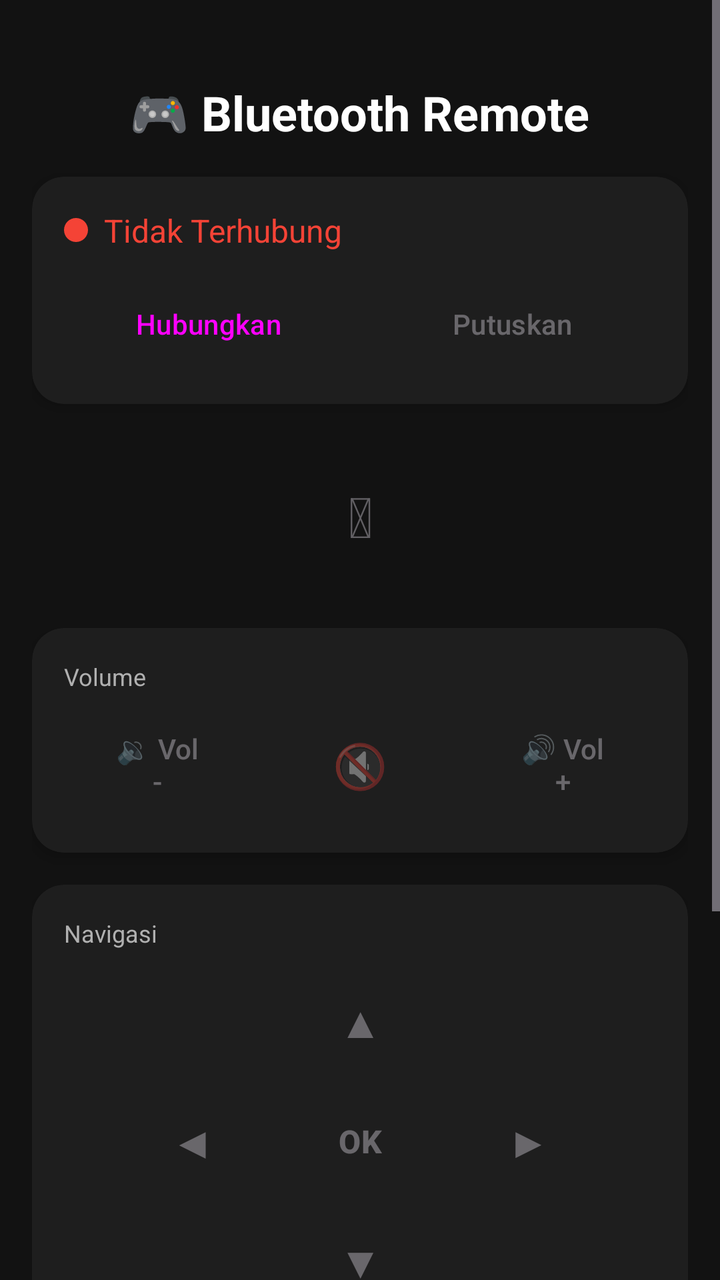
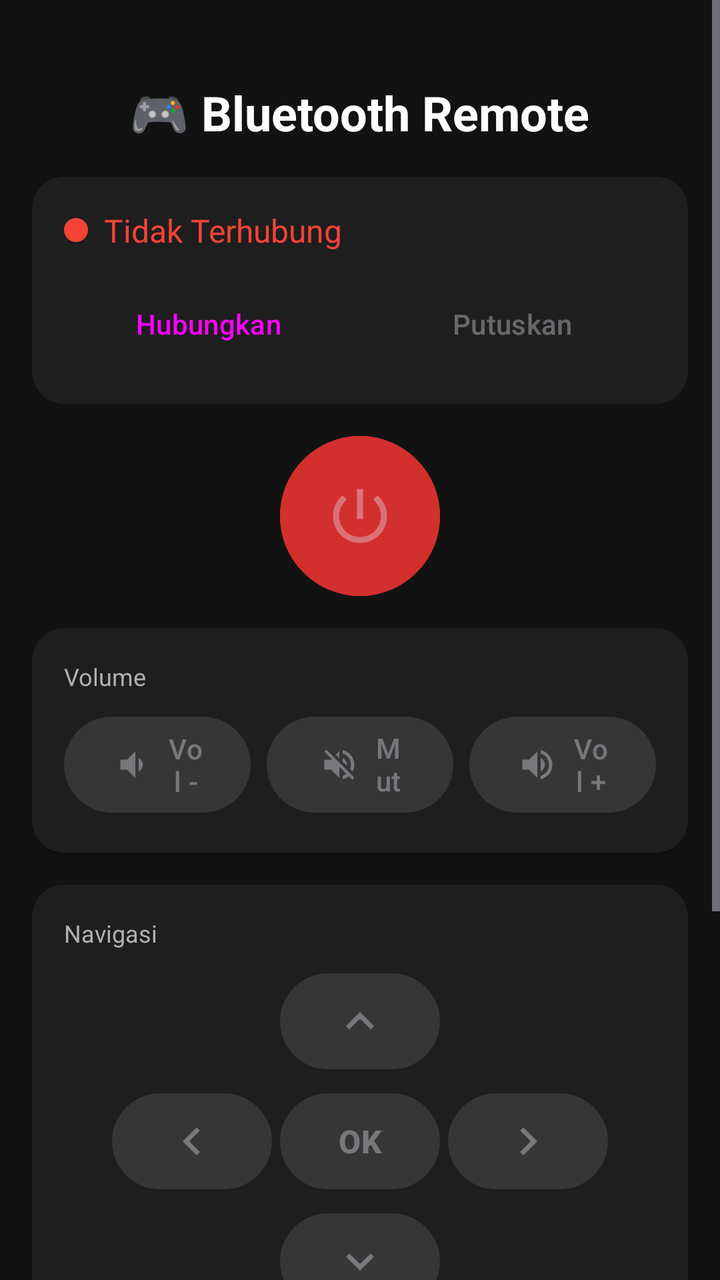

An Android layout rendered at two revisions. The XML below is the earlier revision; the diff shows what the commit changed to produce the second picture.
<!-- AndroidManifest.xml: application theme Theme.BluetoothRemote -->
<!-- res/layout/activity_main.xml -->
<?xml version="1.0" encoding="utf-8"?>
<ScrollView xmlns:android="http://schemas.android.com/apk/res/android"
    xmlns:app="http://schemas.android.com/apk/res-auto"
    android:layout_width="match_parent"
    android:layout_height="match_parent"
    android:background="@color/background_dark">

    <LinearLayout
        android:layout_width="match_parent"
        android:layout_height="wrap_content"
        android:orientation="vertical"
        android:padding="16dp">

        
        <LinearLayout
            android:layout_width="match_parent"
            android:layout_height="wrap_content"
            android:orientation="vertical"
            android:gravity="center"
            android:paddingTop="24dp"
            android:paddingBottom="16dp">

            <TextView
                android:layout_width="wrap_content"
                android:layout_height="wrap_content"
                android:text="🎮 Bluetooth Remote"
                android:textSize="24sp"
                android:textStyle="bold"
                android:textColor="@color/text_primary"/>

        </LinearLayout>

        
        <androidx.cardview.widget.CardView
            android:layout_width="match_parent"
            android:layout_height="wrap_content"
            android:layout_marginBottom="16dp"
            app:cardBackgroundColor="@color/card_background"
            app:cardCornerRadius="16dp"
            app:cardElevation="4dp">

            <LinearLayout
                android:layout_width="match_parent"
                android:layout_height="wrap_content"
                android:orientation="vertical"
                android:padding="16dp">

                <LinearLayout
                    android:layout_width="match_parent"
                    android:layout_height="wrap_content"
                    android:orientation="horizontal"
                    android:gravity="center_vertical">

                    <View
                        android:id="@+id/statusIndicator"
                        android:layout_width="12dp"
                        android:layout_height="12dp"
                        android:background="@drawable/indicator_disconnected"/>

                    <TextView
                        android:id="@+id/tvStatus"
                        android:layout_width="0dp"
                        android:layout_height="wrap_content"
                        android:layout_weight="1"
                        android:layout_marginStart="8dp"
                        android:text="Tidak Terhubung"
                        android:textSize="16sp"
                        android:textColor="@color/status_disconnected"/>

                </LinearLayout>

                <TextView
                    android:id="@+id/tvDeviceName"
                    android:layout_width="wrap_content"
                    android:layout_height="wrap_content"
                    android:layout_marginTop="4dp"
                    android:textSize="13sp"
                    android:textColor="@color/text_secondary"
                    android:visibility="gone"/>

                <LinearLayout
                    android:layout_width="match_parent"
                    android:layout_height="wrap_content"
                    android:orientation="horizontal"
                    android:layout_marginTop="12dp">

                    <Button
                        android:id="@+id/btnConnect"
                        android:layout_width="0dp"
                        android:layout_height="wrap_content"
                        android:layout_weight="1"
                        android:layout_marginEnd="8dp"
                        android:text="Hubungkan"
                        style="@style/Widget.Material3.Button"/>

                    <Button
                        android:id="@+id/btnDisconnect"
                        android:layout_width="0dp"
                        android:layout_height="wrap_content"
                        android:layout_weight="1"
                        android:enabled="false"
                        android:text="Putuskan"
                        style="@style/Widget.Material3.Button.TonalButton"/>

                </LinearLayout>

            </LinearLayout>

        </androidx.cardview.widget.CardView>

        
        <LinearLayout
            android:layout_width="match_parent"
            android:layout_height="wrap_content"
            android:gravity="center"
            android:layout_marginBottom="16dp">

            <Button
                android:id="@+id/btnPower"
                android:layout_width="80dp"
                android:layout_height="80dp"
                android:text="⏻"
                android:textSize="28sp"
                android:backgroundTint="@color/power_red"
                style="@style/Widget.Material3.Button"
                android:enabled="false"/>

        </LinearLayout>

        
        <androidx.cardview.widget.CardView
            android:layout_width="match_parent"
            android:layout_height="wrap_content"
            android:layout_marginBottom="16dp"
            app:cardBackgroundColor="@color/card_background"
            app:cardCornerRadius="16dp"
            app:cardElevation="4dp">

            <LinearLayout
                android:layout_width="match_parent"
                android:layout_height="wrap_content"
                android:orientation="vertical"
                android:padding="16dp">

                <TextView
                    android:layout_width="wrap_content"
                    android:layout_height="wrap_content"
                    android:text="Volume"
                    android:textColor="@color/text_secondary"
                    android:textSize="12sp"
                    android:layout_marginBottom="8dp"/>

                <LinearLayout
                    android:layout_width="match_parent"
                    android:layout_height="wrap_content"
                    android:orientation="horizontal"
                    android:gravity="center">

                    <Button
                        android:id="@+id/btnVolDown"
                        android:layout_width="0dp"
                        android:layout_height="56dp"
                        android:layout_weight="1"
                        android:layout_marginEnd="8dp"
                        android:text="🔉 Vol -"
                        android:enabled="false"
                        style="@style/Widget.Material3.Button.TonalButton"/>

                    <Button
                        android:id="@+id/btnMute"
                        android:layout_width="0dp"
                        android:layout_height="56dp"
                        android:layout_weight="1"
                        android:layout_marginEnd="8dp"
                        android:text="🔇"
                        android:textSize="22sp"
                        android:enabled="false"
                        style="@style/Widget.Material3.Button.TonalButton"/>

                    <Button
                        android:id="@+id/btnVolUp"
                        android:layout_width="0dp"
                        android:layout_height="56dp"
                        android:layout_weight="1"
                        android:text="🔊 Vol +"
                        android:enabled="false"
                        style="@style/Widget.Material3.Button.TonalButton"/>

                </LinearLayout>

            </LinearLayout>

        </androidx.cardview.widget.CardView>

        
        <androidx.cardview.widget.CardView
            android:layout_width="match_parent"
            android:layout_height="wrap_content"
            android:layout_marginBottom="16dp"
            app:cardBackgroundColor="@color/card_background"
            app:cardCornerRadius="16dp"
            app:cardElevation="4dp">

            <LinearLayout
                android:layout_width="match_parent"
                android:layout_height="wrap_content"
                android:orientation="vertical"
                android:padding="16dp">

                <TextView
                    android:layout_width="wrap_content"
                    android:layout_height="wrap_content"
                    android:text="Navigasi"
                    android:textColor="@color/text_secondary"
                    android:textSize="12sp"
                    android:layout_marginBottom="8dp"/>

                
                <LinearLayout
                    android:layout_width="match_parent"
                    android:layout_height="wrap_content"
                    android:gravity="center"
                    android:layout_marginBottom="4dp">
                    <Button
                        android:id="@+id/btnUp"
                        android:layout_width="80dp"
                        android:layout_height="56dp"
                        android:text="▲"
                        android:textSize="22sp"
                        android:enabled="false"
                        style="@style/Widget.Material3.Button.TonalButton"/>
                </LinearLayout>

                
                <LinearLayout
                    android:layout_width="match_parent"
                    android:layout_height="wrap_content"
                    android:gravity="center"
                    android:layout_marginBottom="4dp">
                    <Button
                        android:id="@+id/btnLeft"
                        android:layout_width="80dp"
                        android:layout_height="56dp"
                        android:text="◀"
                        android:textSize="22sp"
                        android:layout_marginEnd="4dp"
                        android:enabled="false"
                        style="@style/Widget.Material3.Button.TonalButton"/>
                    <Button
                        android:id="@+id/btnOk"
                        android:layout_width="80dp"
                        android:layout_height="56dp"
                        android:text="OK"
                        android:textSize="16sp"
                        android:textStyle="bold"
                        android:layout_marginEnd="4dp"
                        android:enabled="false"
                        style="@style/Widget.Material3.Button"/>
                    <Button
                        android:id="@+id/btnRight"
                        android:layout_width="80dp"
                        android:layout_height="56dp"
                        android:text="▶"
                        android:textSize="22sp"
                        android:enabled="false"
                        style="@style/Widget.Material3.Button.TonalButton"/>
                </LinearLayout>

                
                <LinearLayout
                    android:layout_width="match_parent"
                    android:layout_height="wrap_content"
                    android:gravity="center"
                    android:layout_marginBottom="8dp">
                    <Button
                        android:id="@+id/btnDown"
                        android:layout_width="80dp"
                        android:layout_height="56dp"
                        android:text="▼"
                        android:textSize="22sp"
                        android:enabled="false"
                        style="@style/Widget.Material3.Button.TonalButton"/>
                </LinearLayout>

                
                <LinearLayout
                    android:layout_width="match_parent"
                    android:layout_height="wrap_content"
                    android:gravity="center">

                    <Button
                        android:id="@+id/btnBack"
                        android:layout_width="0dp"
                        android:layout_height="48dp"
                        android:layout_weight="1"
                        android:layout_marginEnd="4dp"
                        android:text="⬅ Back"
                        android:enabled="false"
                        style="@style/Widget.Material3.Button.TonalButton"/>

                    <Button
                        android:id="@+id/btnHome"
                        android:layout_width="0dp"
                        android:layout_height="48dp"
                        android:layout_weight="1"
                        android:layout_marginEnd="4dp"
                        android:text="🏠"
                        android:textSize="20sp"
                        android:enabled="false"
                        style="@style/Widget.Material3.Button.TonalButton"/>

                    <Button
                        android:id="@+id/btnMenu"
                        android:layout_width="0dp"
                        android:layout_height="48dp"
                        android:layout_weight="1"
                        android:text="☰ Menu"
                        android:enabled="false"
                        style="@style/Widget.Material3.Button.TonalButton"/>

                </LinearLayout>

            </LinearLayout>

        </androidx.cardview.widget.CardView>

        
        <androidx.cardview.widget.CardView
            android:layout_width="match_parent"
            android:layout_height="wrap_content"
            android:layout_marginBottom="24dp"
            app:cardBackgroundColor="@color/card_background"
            app:cardCornerRadius="16dp"
            app:cardElevation="4dp">

            <LinearLayout
                android:layout_width="match_parent"
                android:layout_height="wrap_content"
                android:orientation="vertical"
                android:padding="16dp">

                <TextView
                    android:layout_width="wrap_content"
                    android:layout_height="wrap_content"
                    android:text="Media"
                    android:textColor="@color/text_secondary"
                    android:textSize="12sp"
                    android:layout_marginBottom="8dp"/>

                <LinearLayout
                    android:layout_width="match_parent"
                    android:layout_height="wrap_content"
                    android:gravity="center">

                    <Button
                        android:id="@+id/btnPlay"
                        android:layout_width="0dp"
                        android:layout_height="56dp"
                        android:layout_weight="1"
                        android:layout_marginEnd="4dp"
                        android:text="▶ Play"
                        android:enabled="false"
                        style="@style/Widget.Material3.Button.TonalButton"/>

                    <Button
                        android:id="@+id/btnPause"
                        android:layout_width="0dp"
                        android:layout_height="56dp"
                        android:layout_weight="1"
                        android:layout_marginEnd="4dp"
                        android:text="⏸ Pause"
                        android:enabled="false"
                        style="@style/Widget.Material3.Button.TonalButton"/>

                    <Button
                        android:id="@+id/btnStop"
                        android:layout_width="0dp"
                        android:layout_height="56dp"
                        android:layout_weight="1"
                        android:text="⏹ Stop"
                        android:enabled="false"
                        style="@style/Widget.Material3.Button.TonalButton"/>

                </LinearLayout>

            </LinearLayout>

        </androidx.cardview.widget.CardView>

    </LinearLayout>

</ScrollView>
<!-- resources referenced by this layout -->
<resources>
  <!-- unchanged entries left out for length: 11 -->
</resources>

<!-- the commit's change to res/layout/activity_main.xml (unified diff, before → after) -->
@@ -115,13 +115,20 @@
             android:gravity="center"
             android:layout_marginBottom="16dp">
 
-            <Button
+            <com.google.android.material.button.MaterialButton
                 android:id="@+id/btnPower"
                 android:layout_width="80dp"
                 android:layout_height="80dp"
-                android:text="⏻"
-                android:textSize="28sp"
                 android:backgroundTint="@color/power_red"
+                app:icon="@drawable/ic_power"
+                app:iconSize="36dp"
+                app:iconGravity="textStart"
+                app:iconPadding="0dp"
+                android:insetTop="0dp"
+                android:insetBottom="0dp"
+                android:insetLeft="0dp"
+                android:insetRight="0dp"
+                app:cornerRadius="40dp"
                 style="@style/Widget.Material3.Button"
                 android:enabled="false"/>
 
@@ -156,33 +163,41 @@
                     android:orientation="horizontal"
                     android:gravity="center">
 
-                    <Button
+                    <com.google.android.material.button.MaterialButton
                         android:id="@+id/btnVolDown"
                         android:layout_width="0dp"
                         android:layout_height="56dp"
                         android:layout_weight="1"
                         android:layout_marginEnd="8dp"
-                        android:text="🔉 Vol -"
-                        android:enabled="false"
-                        style="@style/Widget.Material3.Button.TonalButton"/>
-
-                    <Button
+                        android:text="Vol -"
+                        app:icon="@drawable/ic_volume_down"
+                        app:iconSize="20dp"
+                        app:iconGravity="textStart"
+                        android:enabled="false"
+                        style="@style/Widget.Material3.Button.TonalButton"/>
+
+                    <com.google.android.material.button.MaterialButton
                         android:id="@+id/btnMute"
                         android:layout_width="0dp"
                         android:layout_height="56dp"
                         android:layout_weight="1"
                         android:layout_marginEnd="8dp"
-                        android:text="🔇"
-                        android:textSize="22sp"
-                        android:enabled="false"
-                        style="@style/Widget.Material3.Button.TonalButton"/>
-
-                    <Button
+                        android:text="Mute"
+                        app:icon="@drawable/ic_volume_mute"
+                        app:iconSize="20dp"
+                        app:iconGravity="textStart"
+                        android:enabled="false"
+                        style="@style/Widget.Material3.Button.TonalButton"/>
+
+                    <com.google.android.material.button.MaterialButton
                         android:id="@+id/btnVolUp"
                         android:layout_width="0dp"
                         android:layout_height="56dp"
                         android:layout_weight="1"
-                        android:text="🔊 Vol +"
+                        android:text="Vol +"
+                        app:icon="@drawable/ic_volume_up"
+                        app:iconSize="20dp"
+                        app:iconGravity="textStart"
                         android:enabled="false"
                         style="@style/Widget.Material3.Button.TonalButton"/>
 
@@ -221,12 +236,14 @@
                     android:layout_height="wrap_content"
                     android:gravity="center"
                     android:layout_marginBottom="4dp">
-                    <Button
+                    <com.google.android.material.button.MaterialButton
                         android:id="@+id/btnUp"
                         android:layout_width="80dp"
                         android:layout_height="56dp"
-                        android:text="▲"
-                        android:textSize="22sp"
+                        app:icon="@drawable/ic_arrow_up"
+                        app:iconSize="28dp"
+                        app:iconGravity="textStart"
+                        app:iconPadding="0dp"
                         android:enabled="false"
                         style="@style/Widget.Material3.Button.TonalButton"/>
                 </LinearLayout>
@@ -237,16 +254,18 @@
                     android:layout_height="wrap_content"
                     android:gravity="center"
                     android:layout_marginBottom="4dp">
-                    <Button
+                    <com.google.android.material.button.MaterialButton
                         android:id="@+id/btnLeft"
                         android:layout_width="80dp"
                         android:layout_height="56dp"
-                        android:text="◀"
-                        android:textSize="22sp"
-                        android:layout_marginEnd="4dp"
-                        android:enabled="false"
-                        style="@style/Widget.Material3.Button.TonalButton"/>
-                    <Button
+                        app:icon="@drawable/ic_arrow_left"
+                        app:iconSize="28dp"
+                        app:iconGravity="textStart"
+                        app:iconPadding="0dp"
+                        android:layout_marginEnd="4dp"
+                        android:enabled="false"
+                        style="@style/Widget.Material3.Button.TonalButton"/>
+                    <com.google.android.material.button.MaterialButton
                         android:id="@+id/btnOk"
                         android:layout_width="80dp"
                         android:layout_height="56dp"
@@ -256,12 +275,14 @@
                         android:layout_marginEnd="4dp"
                         android:enabled="false"
                         style="@style/Widget.Material3.Button"/>
-                    <Button
+                    <com.google.android.material.button.MaterialButton
                         android:id="@+id/btnRight"
                         android:layout_width="80dp"
                         android:layout_height="56dp"
-                        android:text="▶"
-                        android:textSize="22sp"
+                        app:icon="@drawable/ic_arrow_right"
+                        app:iconSize="28dp"
+                        app:iconGravity="textStart"
+                        app:iconPadding="0dp"
                         android:enabled="false"
                         style="@style/Widget.Material3.Button.TonalButton"/>
                 </LinearLayout>
@@ -272,12 +293,14 @@
                     android:layout_height="wrap_content"
                     android:gravity="center"
                     android:layout_marginBottom="8dp">
-                    <Button
+                    <com.google.android.material.button.MaterialButton
                         android:id="@+id/btnDown"
                         android:layout_width="80dp"
                         android:layout_height="56dp"
-                        android:text="▼"
-                        android:textSize="22sp"
+                        app:icon="@drawable/ic_arrow_down"
+                        app:iconSize="28dp"
+                        app:iconGravity="textStart"
+                        app:iconPadding="0dp"
                         android:enabled="false"
                         style="@style/Widget.Material3.Button.TonalButton"/>
                 </LinearLayout>
@@ -288,33 +311,41 @@
                     android:layout_height="wrap_content"
                     android:gravity="center">
 
-                    <Button
+                    <com.google.android.material.button.MaterialButton
                         android:id="@+id/btnBack"
                         android:layout_width="0dp"
                         android:layout_height="48dp"
                         android:layout_weight="1"
                         android:layout_marginEnd="4dp"
-                        android:text="⬅ Back"
-                        android:enabled="false"
-                        style="@style/Widget.Material3.Button.TonalButton"/>
-
-                    <Button
+                        android:text="Back"
+                        app:icon="@drawable/ic_arrow_back"
+                        app:iconSize="18dp"
+                        app:iconGravity="textStart"
+                        android:enabled="false"
+                        style="@style/Widget.Material3.Button.TonalButton"/>
+
+                    <com.google.android.material.button.MaterialButton
                         android:id="@+id/btnHome"
                         android:layout_width="0dp"
                         android:layout_height="48dp"
                         android:layout_weight="1"
                         android:layout_marginEnd="4dp"
-                        android:text="🏠"
-                        android:textSize="20sp"
-                        android:enabled="false"
-                        style="@style/Widget.Material3.Button.TonalButton"/>
-
-                    <Button
+                        android:text="Home"
+                        app:icon="@drawable/ic_home"
+                        app:iconSize="18dp"
+                        app:iconGravity="textStart"
+                        android:enabled="false"
+                        style="@style/Widget.Material3.Button.TonalButton"/>
+
+                    <com.google.android.material.button.MaterialButton
                         android:id="@+id/btnMenu"
                         android:layout_width="0dp"
                         android:layout_height="48dp"
                         android:layout_weight="1"
-                        android:text="☰ Menu"
+                        android:text="Menu"
+                        app:icon="@drawable/ic_menu"
+                        app:iconSize="18dp"
+                        app:iconGravity="textStart"
                         android:enabled="false"
                         style="@style/Widget.Material3.Button.TonalButton"/>
 
@@ -352,32 +383,41 @@
                     android:layout_height="wrap_content"
                     android:gravity="center">
 
-                    <Button
+                    <com.google.android.material.button.MaterialButton
                         android:id="@+id/btnPlay"
                         android:layout_width="0dp"
                         android:layout_height="56dp"
                         android:layout_weight="1"
                         android:layout_marginEnd="4dp"
-                        android:text="▶ Play"
-                        android:enabled="false"
-                        style="@style/Widget.Material3.Button.TonalButton"/>
-
-                    <Button
+                        android:text="Play"
+                        app:icon="@drawable/ic_play"
+                        app:iconSize="20dp"
+                        app:iconGravity="textStart"
+                        android:enabled="false"
+                        style="@style/Widget.Material3.Button.TonalButton"/>
+
+                    <com.google.android.material.button.MaterialButton
                         android:id="@+id/btnPause"
                         android:layout_width="0dp"
                         android:layout_height="56dp"
                         android:layout_weight="1"
                         android:layout_marginEnd="4dp"
-                        android:text="⏸ Pause"
-                        android:enabled="false"
-                        style="@style/Widget.Material3.Button.TonalButton"/>
-
-                    <Button
+                        android:text="Pause"
+                        app:icon="@drawable/ic_pause"
+                        app:iconSize="20dp"
+                        app:iconGravity="textStart"
+                        android:enabled="false"
+                        style="@style/Widget.Material3.Button.TonalButton"/>
+
+                    <com.google.android.material.button.MaterialButton
                         android:id="@+id/btnStop"
                         android:layout_width="0dp"
                         android:layout_height="56dp"
                         android:layout_weight="1"
-                        android:text="⏹ Stop"
+                        android:text="Stop"
+                        app:icon="@drawable/ic_stop"
+                        app:iconSize="20dp"
+                        app:iconGravity="textStart"
                         android:enabled="false"
                         style="@style/Widget.Material3.Button.TonalButton"/>
 
<!-- resource entries referenced after the edit -->
@@ -1,5 +1,145 @@
 <!-- resources referenced by this layout -->
 <resources>
+  <!-- drawable ic_arrow_back (drawable) -->
+  <vector xmlns:android="http://schemas.android.com/apk/res/android"
+      android:width="24dp"
+      android:height="24dp"
+      android:viewportWidth="24.0"
+      android:viewportHeight="24.0">
+      <path
+          android:fillColor="@android:color/white"
+          android:pathData="M20,11H7.83l5.59,-5.59L12,4l-8,8 8,8 1.41,-1.41L7.83,13H20v-2z"/>
+  </vector>
+  <!-- drawable ic_arrow_down (drawable) -->
+  <vector xmlns:android="http://schemas.android.com/apk/res/android"
+      android:width="24dp"
+      android:height="24dp"
+      android:viewportWidth="24.0"
+      android:viewportHeight="24.0">
+      <path
+          android:fillColor="@android:color/white"
+          android:pathData="M7.41,8.59L12,13.17l4.59,-4.58L18,10l-6,6 -6,-6 1.41,-1.41z"/>
+  </vector>
+  <!-- drawable ic_arrow_left (drawable) -->
+  <vector xmlns:android="http://schemas.android.com/apk/res/android"
+      android:width="24dp"
+      android:height="24dp"
+      android:viewportWidth="24.0"
+      android:viewportHeight="24.0">
+      <path
+          android:fillColor="@android:color/white"
+          android:pathData="M15.41,16.59L10.83,12l4.58,-4.59L14,6l-6,6 6,6 1.41,-1.41z"/>
+  </vector>
+  <!-- drawable ic_arrow_right (drawable) -->
+  <vector xmlns:android="http://schemas.android.com/apk/res/android"
+      android:width="24dp"
+      android:height="24dp"
+      android:viewportWidth="24.0"
+      android:viewportHeight="24.0">
+      <path
+          android:fillColor="@android:color/white"
+          android:pathData="M8.59,16.59L13.17,12 8.59,7.41 10,6l6,6 -6,6 -1.41,-1.41z"/>
+  </vector>
+  <!-- drawable ic_arrow_up (drawable) -->
+  <vector xmlns:android="http://schemas.android.com/apk/res/android"
+      android:width="24dp"
+      android:height="24dp"
+      android:viewportWidth="24.0"
+      android:viewportHeight="24.0">
+      <path
+          android:fillColor="@android:color/white"
+          android:pathData="M7.41,15.41L12,10.83l4.59,4.58L18,14l-6,-6 -6,6z"/>
+  </vector>
+  <!-- drawable ic_home (drawable) -->
+  <vector xmlns:android="http://schemas.android.com/apk/res/android"
+      android:width="24dp"
+      android:height="24dp"
+      android:viewportWidth="24.0"
+      android:viewportHeight="24.0">
+      <path
+          android:fillColor="@android:color/white"
+          android:pathData="M10,20v-6h4v6h5v-8h3L12,3 2,12h3v8z"/>
+  </vector>
+  <!-- drawable ic_menu (drawable) -->
+  <vector xmlns:android="http://schemas.android.com/apk/res/android"
+      android:width="24dp"
+      android:height="24dp"
+      android:viewportWidth="24.0"
+      android:viewportHeight="24.0">
+      <path
+          android:fillColor="@android:color/white"
+          android:pathData="M3,18h18v-2H3v2zm0,-5h18v-2H3v2zm0,-7v2h18V6H3z"/>
+  </vector>
+  <!-- drawable ic_pause (drawable) -->
+  <vector xmlns:android="http://schemas.android.com/apk/res/android"
+      android:width="24dp"
+      android:height="24dp"
+      android:viewportWidth="24.0"
+      android:viewportHeight="24.0">
+      <path
+          android:fillColor="@android:color/white"
+          android:pathData="M6,19h4V5H6v14zm8,-14v14h4V5h-4z"/>
+  </vector>
+  <!-- drawable ic_play (drawable) -->
+  <vector xmlns:android="http://schemas.android.com/apk/res/android"
+      android:width="24dp"
+      android:height="24dp"
+      android:viewportWidth="24.0"
+      android:viewportHeight="24.0">
+      <path
+          android:fillColor="@android:color/white"
+          android:pathData="M8,5v14l11,-7z"/>
+  </vector>
+  <!-- drawable ic_power (drawable) -->
+  <vector xmlns:android="http://schemas.android.com/apk/res/android"
+      android:width="24dp"
+      android:height="24dp"
+      android:viewportWidth="24.0"
+      android:viewportHeight="24.0">
+      <path
+          android:fillColor="@android:color/white"
+          android:pathData="M13,3h-2v10h2V3zm4.83,2.17l-1.42,1.42C17.99,7.86 19,9.81 19,12c0,3.87 -3.13,7 -7,7s-7,-3.13 -7,-7c0,-2.19 1.01,-4.14 2.58,-5.42L6.17,5.17C4.23,6.82 3,9.26 3,12c0,4.97 4.03,9 9,9s9,-4.03 9,-9c0,-2.74 -1.23,-5.18 -3.17,-6.83z"/>
+  </vector>
+  <!-- drawable ic_stop (drawable) -->
+  <vector xmlns:android="http://schemas.android.com/apk/res/android"
+      android:width="24dp"
+      android:height="24dp"
+      android:viewportWidth="24.0"
+      android:viewportHeight="24.0">
+      <path
+          android:fillColor="@android:color/white"
+          android:pathData="M6,6h12v12H6z"/>
+  </vector>
+  <!-- drawable ic_volume_down (drawable) -->
+  <vector xmlns:android="http://schemas.android.com/apk/res/android"
+      android:width="24dp"
+      android:height="24dp"
+      android:viewportWidth="24.0"
+      android:viewportHeight="24.0">
+      <path
+          android:fillColor="@android:color/white"
+          android:pathData="M18.5,12c0,-1.77 -1.02,-3.29 -2.5,-4.03v8.05c1.48,-0.73 2.5,-2.25 2.5,-4.02zM5,9v6h4l5,5V4L9,9H5z"/>
+  </vector>
+  <!-- drawable ic_volume_mute (drawable) -->
+  <vector xmlns:android="http://schemas.android.com/apk/res/android"
+      android:width="24dp"
+      android:height="24dp"
+      android:viewportWidth="24.0"
+      android:viewportHeight="24.0">
+      <path
+          android:fillColor="@android:color/white"
+          android:pathData="M16.5,12c0,-1.77 -1.02,-3.29 -2.5,-4.03v2.21l2.45,2.45c0.03,-0.2 0.05,-0.41 0.05,-0.63zm2.5,0c0,0.94 -0.2,1.82 -0.54,2.64l1.51,1.51C20.63,14.91 21,13.5 21,12c0,-4.28 -2.99,-7.86 -7,-8.77v2.06c2.89,0.86 5,3.54 5,6.71zM4.27,3L3,4.27 7.73,9H3v6h4l5,5v-6.73l4.25,4.25c-0.67,0.52 -1.42,0.93 -2.25,1.18v2.06c1.38,-0.31 2.63,-0.95 3.69,-1.81L19.73,21 21,19.73l-9,-9L4.27,3zM12,4L9.91,6.09 12,8.18V4z"/>
+  </vector>
+  <!-- drawable ic_volume_up (drawable) -->
+  <vector xmlns:android="http://schemas.android.com/apk/res/android"
+      android:width="24dp"
+      android:height="24dp"
+      android:viewportWidth="24.0"
+      android:viewportHeight="24.0">
+      <path
+          android:fillColor="@android:color/white"
+          android:pathData="M3,9v6h4l5,5V4L7,9H3zm13.5,3c0,-1.77 -1.02,-3.29 -2.5,-4.03v8.05c1.48,-0.73 2.5,-2.25 2.5,-4.02zM14,3.23v2.06c2.89,0.86 5,3.54 5,6.71s-2.11,5.85 -5,6.71v2.06c4.01,-0.91 7,-4.49 7,-8.77s-2.99,-7.86 -7,-8.77z"/>
+  </vector>
   <!-- unchanged entries left out for length: 11 -->
 </resources>
 
